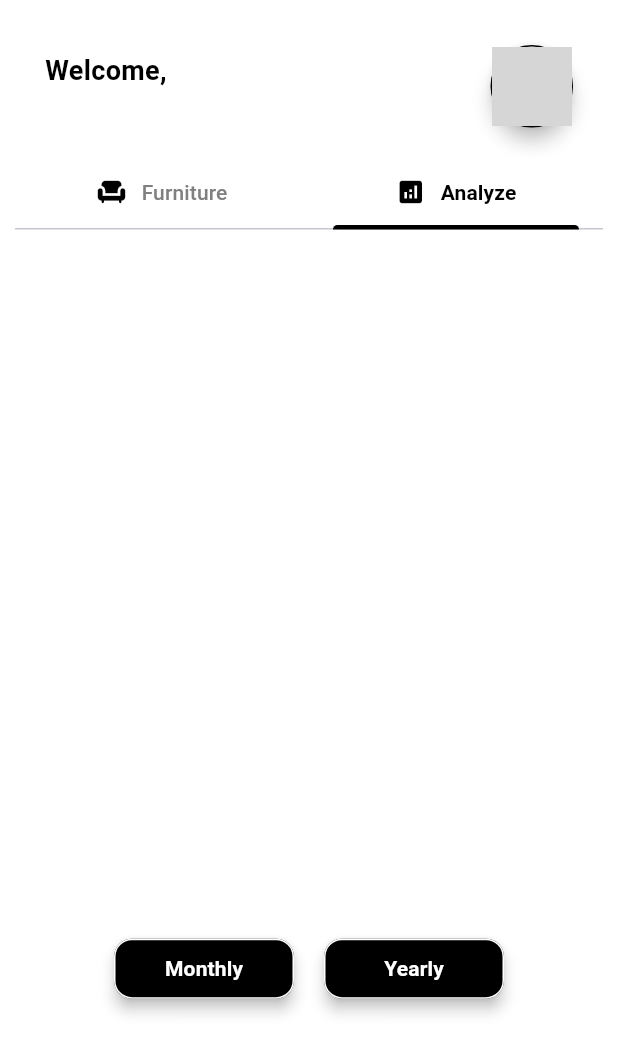
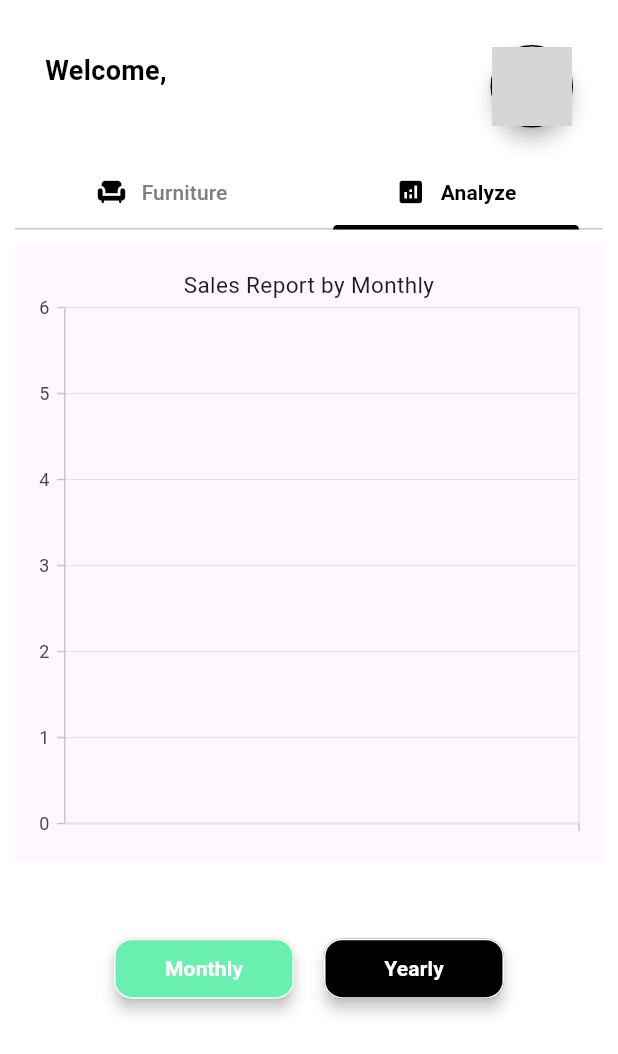
Before and after one commit to HKLin0619/COURTS-Ecommerce-Mobile-Application, a Flutter app: the AdminScreen screen opened directly, tab 2 chosen, on a phone screen of 412 x 824 dp. Shown: the top 1054 px of the screen. Run offline on Flutter 3.47's test engine with Material 3 defaults, Android fonts, the phone set to English and light mode, and no system bars; our stand-ins replace flutter_dotenv, fluttertoast, image_picker, syncfusion_flutter_charts; accounts and stored records are empty; network calls fail; Roboto replaces fonts that are missing (Plus Jakarta Sans); grey boxes are pictures that could not be loaded.

Commit message:
done all for the admin part

```diff
--- a/lib/locales/language.dart
+++ b/lib/locales/language.dart
@@ -65,6 +65,8 @@ class AppLocalizations {
       'User ID': 'User ID',
       'View': 'View',
       'Search history...': 'Search history...',
+      'Sales Report by Monthly': 'Sales Report by Monthly',
+      'Sales Report by Yearly': 'Sales Report by Yearly'
     },
     'zh': {
       'Welcome Back': '欢迎回来',
@@ -129,6 +131,8 @@ class AppLocalizations {
       'User ID': '用户ID',
       'View': '查看',
       'Search history...': '搜索历史记录...',
+      'Sales Report by Monthly': '每月销售报告',
+      'Sales Report by Yearly': '每年销售报告'
     },
     'ms': {
       'Welcome Back': 'Selamat Datang Kembali',
@@ -193,6 +197,8 @@ class AppLocalizations {
       'User ID': 'ID Pengguna',
       'View': 'Lihat',
       'Search history...': 'Cari sejarah...',
+      'Sales Report by Monthly': 'Laporan Jualan Bulanan',
+      'Sales Report by Yearly': 'Laporan Jualan Tahunan'
     },
   };
 
--- a/lib/models/monthlySalesData.dart
+++ b/lib/models/monthlySalesData.dart
@@ -1,17 +1,11 @@
-// import 'package:charts_flutter/flutter.dart' as charts;
-//
-// class Monthly {
-//   final String monthly;
-//   final int totalSales;
-//   final charts.Color barColor;
-//
-//   Monthly(
-//       {
-//         required this.monthly,
-//         required this.totalSales,
-//         required this.barColor
-//       }
-//   );
-// }
-//
-//
+class Monthly {
+  final String monthly;
+  final int totalSales;
+
+  Monthly(
+      {
+        required this.monthly,
+        required this.totalSales,
+      }
+  );
+}
--- a/lib/models/yearlySalesData.dart
+++ b/lib/models/yearlySalesData.dart
@@ -1,17 +1,11 @@
-// import 'package:charts_flutter/flutter.dart' as charts;
-//
-// class Yearly {
-//   final String year;
-//   final int totalSales;
-//   final charts.Color barColor;
-//
-//   Yearly(
-//       {
-//         required this.year,
-//         required this.totalSales,
-//         required this.barColor
-//       }
-//   );
-// }
-//
-//
+class Yearly {
+  final String year;
+  final int totalSales;
+
+  Yearly(
+      {
+        required this.year,
+        required this.totalSales,
+      }
+  );
+}
--- a/lib/screens/admin_screen.dart
+++ b/lib/screens/admin_screen.dart
@@ -9,7 +9,7 @@ import 'package:courts_ecommerce/screens/edit_product_screen.dart';
 import 'package:courts_ecommerce/services/product_service.dart';
 import 'package:flutter/material.dart';
 import 'package:provider/provider.dart';
-// import 'package:charts_flutter/flutter.dart' as charts;
+import 'package:syncfusion_flutter_charts/charts.dart';
 
 class AdminScreen extends StatefulWidget {
 
@@ -442,9 +442,9 @@ class _adminScreenState extends State<AdminScreen> {
                                             decoration: BoxDecoration(
                                               color: Colors.white,
                                             ),
-                                            // child: _isMonthlySelected
-                                            //     ? MonthlySalesChart(data: [],)
-                                            //     : YearlySalesChart(data: [],),
+                                            child: _isMonthlySelected
+                                                ? MonthlySalesChart(data: [])
+                                                : YearlySalesChart(data: []),
                                           ),
                                         ),
                                         Expanded(
@@ -465,7 +465,7 @@ class _adminScreenState extends State<AdminScreen> {
                                                     });
                                                   },
                                                   style: ElevatedButton.styleFrom(
-                                                    backgroundColor: Colors.black,
+                                                    backgroundColor: _isMonthlySelected ? Colors.greenAccent : Colors.black,
                                                     elevation: 4,
                                                     side: BorderSide(
                                                       color: Colors.white,
@@ -499,7 +499,7 @@ class _adminScreenState extends State<AdminScreen> {
                                                     });
                                                   },
                                                   style: ElevatedButton.styleFrom(
-                                                    backgroundColor: Colors.black,
+                                                    backgroundColor: _isMonthlySelected ? Colors.black : Colors.greenAccent,
                                                     elevation: 4,
                                                     side: BorderSide(
                                                       color: Colors.white,
@@ -550,6 +550,94 @@ class _adminScreenState extends State<AdminScreen> {
   }
 }
 
+class MonthlySalesChart extends StatelessWidget {
+
+  final List<Monthly> data;
+  MonthlySalesChart({required this.data});
+
+  @override
+  Widget build(BuildContext context) {
+
+    Locale locale = Localizations.localeOf(context);
+    AppLocalizations translations = AppLocalizations();
+
+    return Scaffold(
+      body: Padding(
+        padding: const EdgeInsets.all(6),
+        child: Column(
+          children: [
+            // New chart widget
+            Expanded(
+              child: SfCartesianChart(
+                primaryXAxis: CategoryAxis(),
+                // Enable tooltip
+                tooltipBehavior: TooltipBehavior(enable: true),
+                // Set the chart title
+                title: ChartTitle(text: translations.translate('Sales Report by Monthly', locale)),
+                // title: ChartTitle(text: 'Sales Report by Monthly'),
+                series: data.map((monthly) {
+                  return BarSeries<Monthly, String>(
+                    dataSource: [monthly],
+                    xValueMapper: (Monthly sales, _) => sales.monthly,
+                    yValueMapper: (Monthly sales, _) => sales.totalSales,
+                    // Enable data label
+                    dataLabelSettings: DataLabelSettings(isVisible: true),
+                  );
+                }).toList(),
+              ),
+            ),
+          ],
+        ),
+      ),
+    );
+  }
+}
+
+
+class YearlySalesChart extends StatelessWidget {
+
+  final List<Yearly> data;
+  YearlySalesChart({required this.data});
+
+  @override
+  Widget build(BuildContext context) {
+
+    Locale locale = Localizations.localeOf(context);
+    AppLocalizations translations = AppLocalizations();
+
+    return Scaffold(
+      body: Padding(
+        padding: const EdgeInsets.all(6),
+        child: Column(
+          children: [
+            // New chart widget
+            Expanded(
+              child: SfCartesianChart(
+                primaryXAxis: CategoryAxis(),
+                // Enable tooltip
+                tooltipBehavior: TooltipBehavior(enable: true),
+                // Set the chart title
+                title: ChartTitle(text: translations.translate('Sales Report by Yearly', locale)),
+                // title: ChartTitle(text: 'Sales Report by Yearly'),
+                series: data.map((yearly) {
+                  return BarSeries<Yearly, String>(
+                    dataSource: [yearly],
+                    xValueMapper: (Yearly sales, _) => sales.year,
+                    yValueMapper: (Yearly sales, _) => sales.totalSales,
+                    // Enable data label
+                    dataLabelSettings: DataLabelSettings(isVisible: true),
+                  );
+                }).toList(),
+              ),
+            ),
+          ],
+        ),
+      ),
+    );
+  }
+}
+
+
 // class MonthlySalesChart extends StatelessWidget {
 //   final List<Monthly> data;
 //
@@ -563,7 +651,6 @@ class _adminScreenState extends State<AdminScreen> {
 //           data: data,
 //           domainFn: (Monthly series, _) => series.monthly,
 //           measureFn: (Monthly series, _) => series.totalSales,
-//           colorFn: (Monthly series, _) => series.barColor
 //       )
 //     ];
 //
--- a/lib/services/auth_service.dart
+++ b/lib/services/auth_service.dart
@@ -1,3 +1,4 @@
+import 'package:courts_ecommerce/locales/language.dart';
 import 'package:courts_ecommerce/models/user.dart';
 import 'package:flutter/material.dart';
 import 'package:flutter_dotenv/flutter_dotenv.dart';
--- a/pubspec.yaml
+++ b/pubspec.yaml
@@ -42,7 +42,7 @@ dependencies:
   provider: ^6.1.2
   flutter_dotenv: ^5.1.0
   flutter_localization: ^0.2.0
-#  charts_flutter: ^0.12.0
+  syncfusion_flutter_charts: ^25.1.38
 
 dev_dependencies:
   flutter_test:
```
Also changed, not shown: pubspec.lock.
